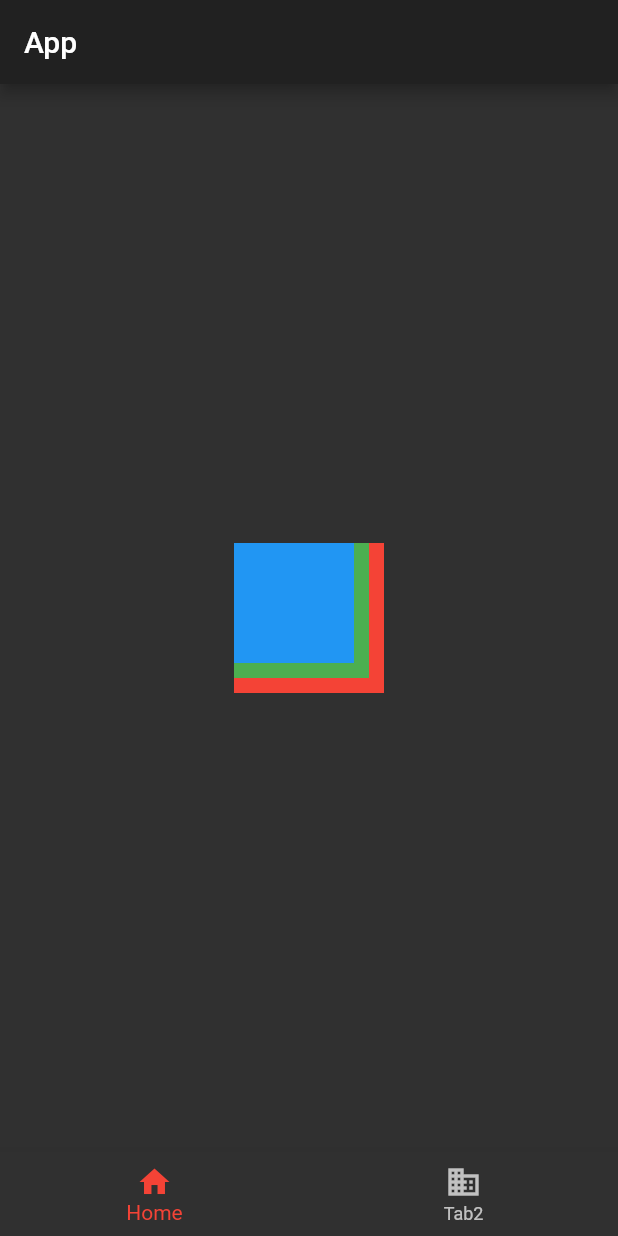
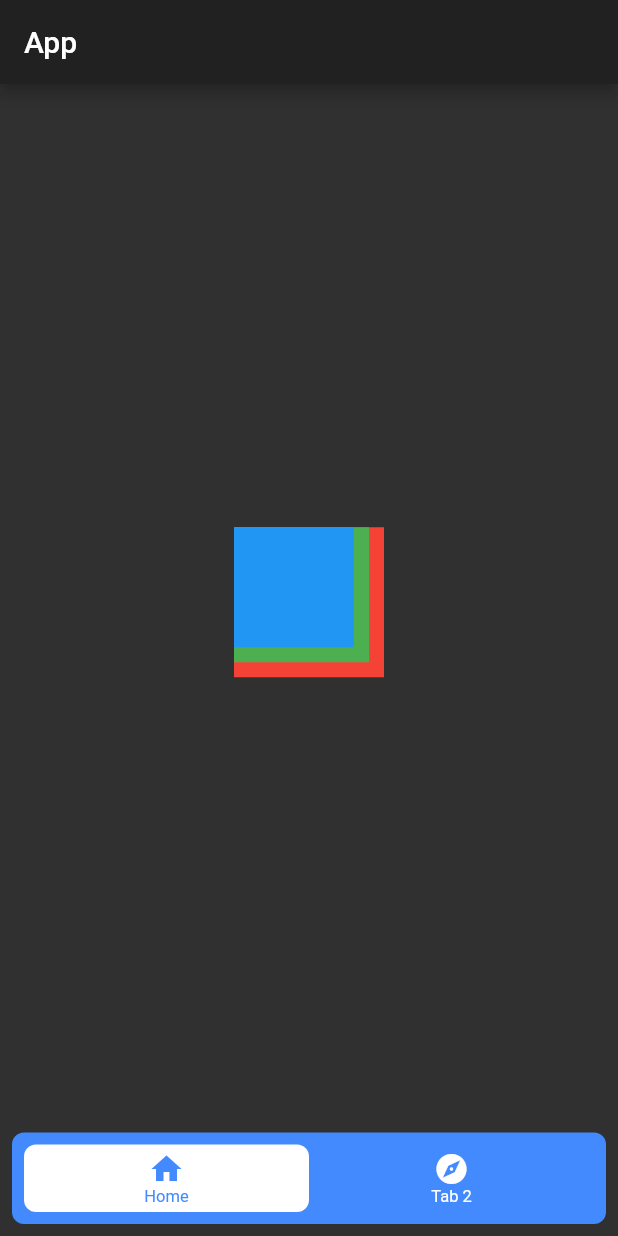
Before and after one commit to aundrae/flutter-naviagtion, a Flutter app: the screen it shows after launch, on a phone screen of 412 x 824 dp. Run offline on Flutter 3.47's test engine with Material 2 defaults, Android fonts, the phone set to English and light mode, and no system bars; drawn by our look-alikes of floating_bottom_navigation_bar.

Commit message:
Added libraries

```diff
--- a/lib/components/bottom_navigation.dart
+++ b/lib/components/bottom_navigation.dart
@@ -1,4 +1,5 @@
 import 'package:flutter/material.dart';
+import 'package:floating_bottom_navigation_bar/floating_bottom_navigation_bar.dart'; //library used to do a floating navigation
 
 import '../screens/screen1.dart';
 import '../screens/screen2.dart';
@@ -27,7 +28,7 @@ class _MyHomePageState extends State<MyHomePage> {
     new Screen2(),
   ];
 
-
+  //method used to change screens
   _onItemTapped(value){
     setState(() {
       item=value;
@@ -52,19 +53,14 @@ class _MyHomePageState extends State<MyHomePage> {
 
       body: drawerItems[item],
 
-      bottomNavigationBar: BottomNavigationBar(
-        items: const <BottomNavigationBarItem>[
-          BottomNavigationBarItem(
-            icon: Icon(Icons.home),
-            title: Text('Home'),
-          ),
-          BottomNavigationBarItem(
-            icon: Icon(Icons.business),
-            title: Text('Tab2'),
-          ),
+      bottomNavigationBar: FloatingNavbar(//widget from the floating navigation library
+        backgroundColor: Colors.blueAccent,
+        items: [
+          FloatingNavbarItem(icon: Icons.home, title: 'Home'),
+          FloatingNavbarItem(icon: Icons.explore, title: 'Tab 2'),
         ],
         currentIndex: item,
-        selectedItemColor: Colors.red,
+        selectedItemColor: Colors.blueAccent,
         onTap: _onItemTapped,
       ),
     );
--- a/pubspec.yaml
+++ b/pubspec.yaml
@@ -17,6 +17,9 @@ environment:
   sdk: ">=2.1.0 <3.0.0"
 
 dependencies:
+  floating_bottom_navigation_bar: ^1.3.0
+  http:
+  flutter_webview_plugin: ^0.3.11
   flutter:
     sdk: flutter
 
```
Also changed, not shown: lib/screens/intent.dart (+76 -39 lines), lib/screens/screen1.dart (+0 -22 lines), lib/screens/webview.dart (added, +28 -0 lines), pubspec.lock.
